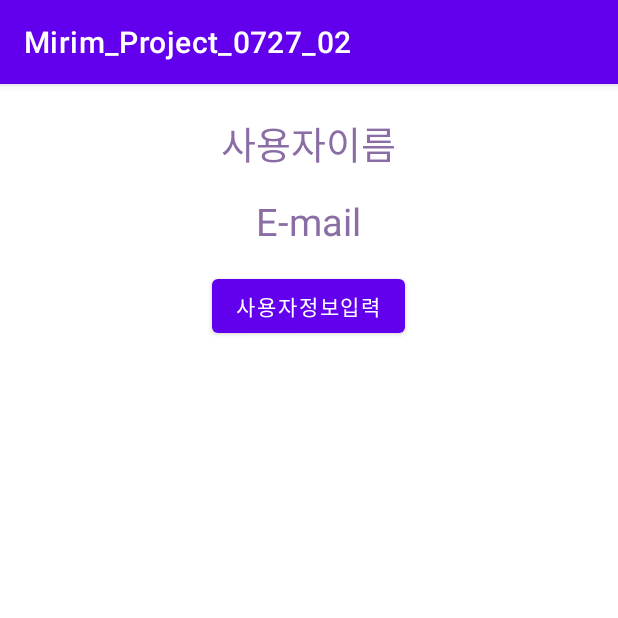
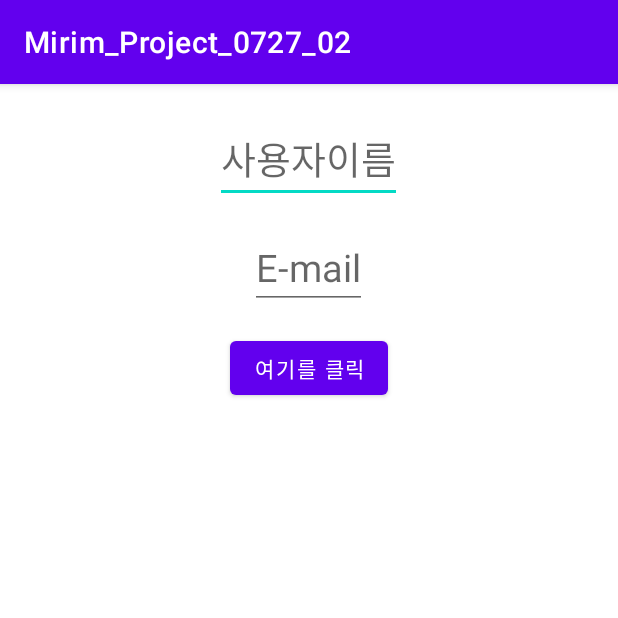
Before and after one commit to kwonha/Mirim_Project_0727_02, an Android app: the screen it shows after launch (MainActivity), on a phone screen of 412 x 824 dp, the top half of it. Run offline under Robolectric (Android 15) with nearby library versions, the phone set to English and light mode, and no system bars.

Commit message:
TextView를 EidtText로 변경

```diff
--- a/app/src/main/java/kr/hs/emirim/s2118/mirim_project_0727_02/MainActivity.java
+++ b/app/src/main/java/kr/hs/emirim/s2118/mirim_project_0727_02/MainActivity.java
@@ -12,7 +12,7 @@ import android.widget.TextView;
 import android.widget.Toast;
 
 public class MainActivity extends AppCompatActivity {
-    TextView textName, textEmail;
+    EditText editName, editEmail;
     EditText dlgEditName, dlgEditEmail;
     TextView toastText;
     View dlgView, toastView;
@@ -22,8 +22,8 @@ public class MainActivity extends AppCompatActivity {
         super.onCreate(savedInstanceState);
         setContentView(R.layout.activity_main);
 
-        textName = findViewById(R.id.text_name);
-        textEmail = findViewById(R.id.text_email);
+        editName = findViewById(R.id.edit_name);
+        editEmail = findViewById(R.id.edit_email);
 
         Button btnInput = findViewById(R.id.btn_input);
         btnInput.setOnClickListener(btnInputListener);
@@ -42,8 +42,8 @@ public class MainActivity extends AppCompatActivity {
                 public void onClick(DialogInterface dialogInterface, int i) {
                     dlgEditName = dlgView.findViewById(R.id.edit_name);
                     dlgEditEmail = dlgView.findViewById(R.id.edit_email);
-                    textName.setText(dlgEditName.getText().toString());
-                    textEmail.setText(dlgEditEmail.getText().toString());
+                    editName.setText(dlgEditName.getText().toString());
+                    editEmail.setText(dlgEditEmail.getText().toString());
                 }
             });
             dlg.setNegativeButton("취소", new DialogInterface.OnClickListener() {
--- a/app/src/main/res/layout/activity_main.xml
+++ b/app/src/main/res/layout/activity_main.xml
@@ -8,27 +8,29 @@
     android:gravity="center_horizontal"
     android:padding="20dp"
     tools:context=".MainActivity">
-    <TextView
-        android:id="@+id/text_name"
+    <EditText
+        android:id="@+id/edit_name"
         android:layout_marginBottom="15dp"
         android:layout_width="wrap_content"
         android:layout_height="wrap_content"
-        android:text="사용자이름"
+        android:editable="false"
+        android:hint="사용자이름"
         android:textSize="25sp"
         android:textColor="#8B6DA5"/>
-    <TextView
-        android:id="@+id/text_email"
+    <EditText
+        android:id="@+id/edit_email"
         android:layout_marginBottom="15dp"
         android:layout_width="wrap_content"
         android:layout_height="wrap_content"
-        android:text="E-mail"
+        android:editable="false"
+        android:hint="E-mail"
         android:textSize="25sp"
         android:textColor="#8B6DA5"/>
     <Button
         android:id="@+id/btn_input"
         android:layout_width="wrap_content"
         android:layout_height="wrap_content"
-        android:text="사용자정보입력"/>
+        android:text="여기를 클릭"/>
 
 
 </LinearLayout>
```
